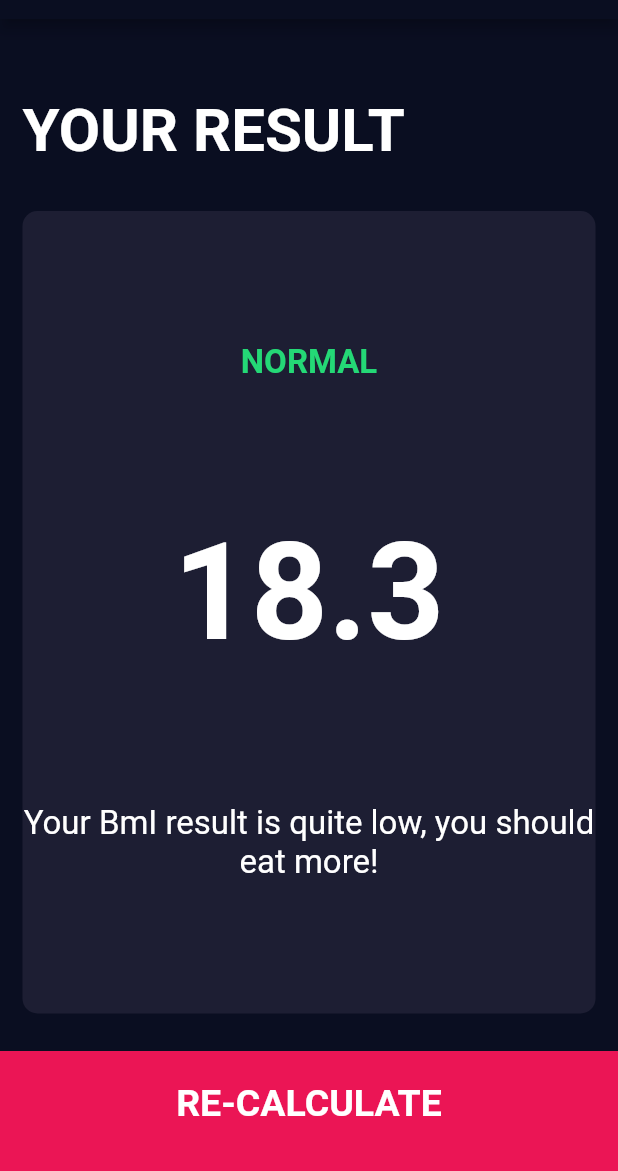
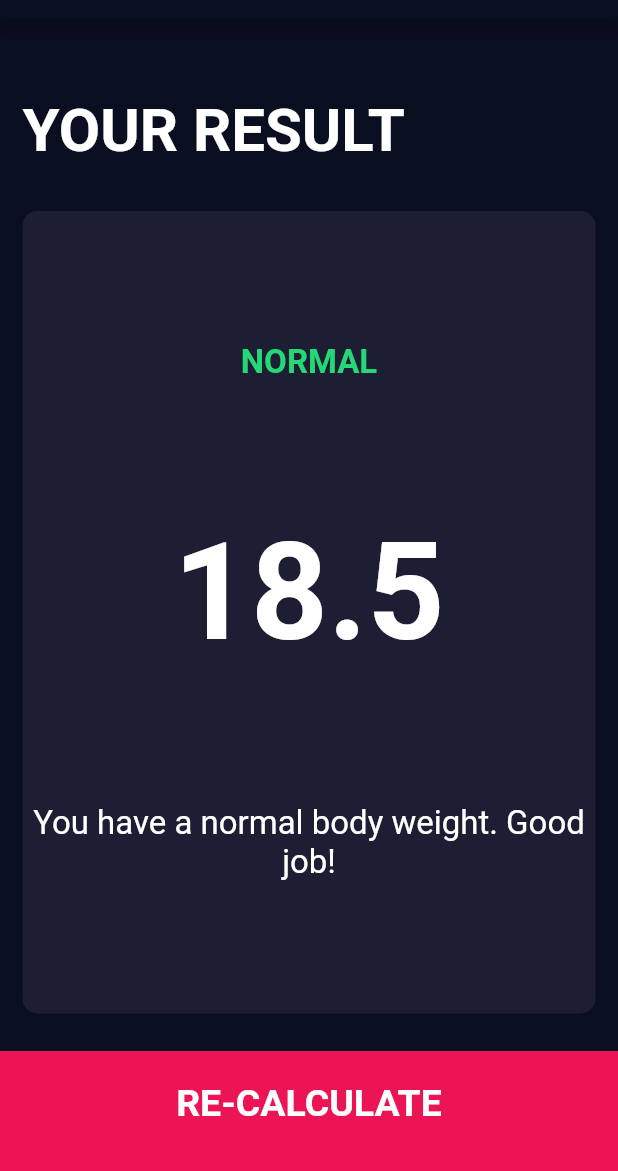
Before and after one commit to yusluv1234/BMI-Calculator, a Flutter app: the screen it shows after launch, after a tap on "CALCULATE", on a phone screen of 412 x 824 dp, the part 65-1236 px from its top. Run offline on Flutter 3.47's test engine with Material 2 defaults, Android fonts, the phone set to English and light mode, and no system bars; our stand-ins replace font_awesome_flutter.

Commit message:
adding functionality to the page @calculator_brain component

```diff
--- /dev/null
+++ b/lib/calculator_brain.dart
@@ -0,0 +1,35 @@
+import 'dart:math';
+
+class CalculatorBrain {
+  CalculatorBrain({this.height, this.weight});
+
+  final int height;
+  final int weight;
+
+  double _bmi;
+
+  String calculateBMI() {
+    _bmi = weight / pow(height / 100, 2);
+    return _bmi.toStringAsFixed(1);
+  }
+
+  String getResult() {
+    if (_bmi >= 25) {
+      return 'Overweight';
+    } else if (_bmi >= 18.5) {
+      return 'Normal';
+    } else {
+      return 'Underweight';
+    }
+  }
+
+  String getInterpretation() {
+    if (_bmi >= 25) {
+      return 'You have a higher than normal body weight. Try to excercise more.';
+    } else if (_bmi >= 18.5) {
+      return 'You have a normal body weight. Good job!';
+    } else {
+      return 'You have a lower than normal body weight. You can eat a bit more.';
+    }
+  }
+}
--- a/lib/screens/input_page.dart
+++ b/lib/screens/input_page.dart
@@ -1,7 +1,9 @@
+import 'package:bmi_calculator/calculator_brain.dart';
 import 'package:bmi_calculator/screens/results_page.dart';
 import 'package:flutter/material.dart';
 import 'package:font_awesome_flutter/font_awesome_flutter.dart';
 
+import '../calculator_brain.dart';
 import '../components/buttom_button.dart';
 import '../components/icon_content.dart';
 import '../components/reuseable_card.dart';
@@ -215,10 +217,17 @@ class _InputPageState extends State<InputPage> {
           BottomButtom(
             buttonTitle: 'CALCULATE',
             onTap: () {
+              CalculatorBrain calc =
+                  CalculatorBrain(height: height, weight: weight);
+
               Navigator.push(
                 context,
                 MaterialPageRoute(
-                  builder: (context) => ResultsPage(),
+                  builder: (context) => ResultsPage(
+                    bmiResult: calc.calculateBMI(),
+                    resultText: calc.getResult(),
+                    interpretation: calc.getInterpretation(),
+                  ),
                 ),
               );
             },
--- a/lib/screens/results_page.dart
+++ b/lib/screens/results_page.dart
@@ -4,6 +4,15 @@ import 'package:bmi_calculator/constants.dart';
 import 'package:flutter/material.dart';
 
 class ResultsPage extends StatelessWidget {
+  ResultsPage(
+      {@required this.bmiResult,
+      @required this.resultText,
+      @required this.interpretation});
+
+  final String bmiResult;
+  final String resultText;
+  final String interpretation;
+
   @override
   Widget build(BuildContext context) {
     return Scaffold(
@@ -33,15 +42,15 @@ class ResultsPage extends StatelessWidget {
                 crossAxisAlignment: CrossAxisAlignment.center,
                 children: <Widget>[
                   Text(
-                    'NORMAL',
+                    resultText.toUpperCase(),
                     style: kResultsTextStyle,
                   ),
                   Text(
-                    '18.3',
+                    bmiResult,
                     style: kBMITextStyle,
                   ),
                   Text(
-                    'Your BmI result is quite low, you should eat more!',
+                    interpretation,
                     textAlign: TextAlign.center,
                     style: kBodyTextStyle,
                   )
```
